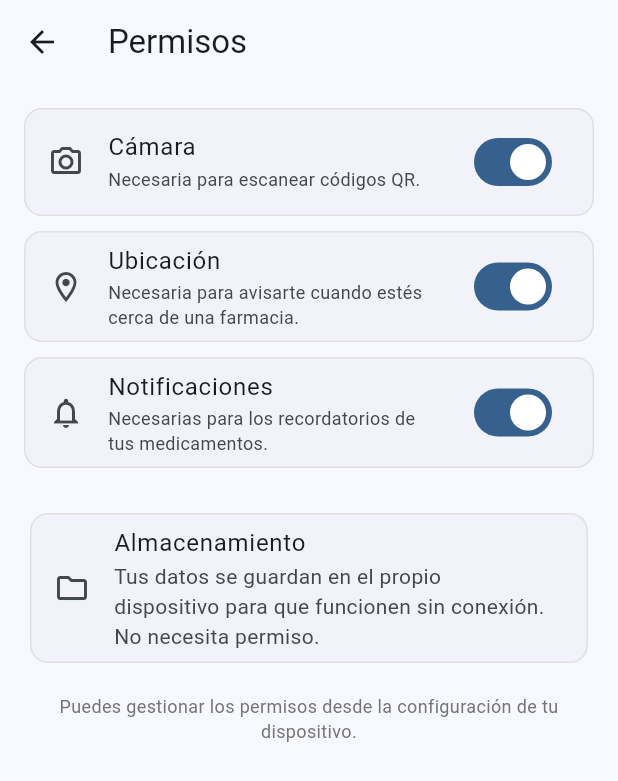
After one commit to JohanELQ/KardexMedicoMovil, a Flutter app: the PermissionsScreen screen opened directly, on a phone screen of 412 x 824 dp. The commit adds this screen. Shown: the top 781 px of the screen. Run offline on Flutter 3.47's test engine with Material 3 defaults, Android fonts, the phone set to English and light mode, and no system bars; our stand-ins replace geolocator, permission_handler, qr_flutter, shared_preferences; missing offline and left inert: mobile_scanner; accounts and stored records are empty.

Commit message:
Pantallas de permisos del dispositivo y modo sin conexión

```diff
--- /dev/null
+++ b/lib/screens/permissions_screen.dart
@@ -0,0 +1,166 @@
+import 'package:flutter/foundation.dart' show kIsWeb;
+import 'package:flutter/material.dart';
+import 'package:permission_handler/permission_handler.dart';
+
+/// Permisos del dispositivo (mockup 17, RF-22): muestra el estado de
+/// cámara, ubicación y notificaciones, y permite activarlos o abrir los
+/// ajustes del celular para cambiarlos.
+class PermissionsScreen extends StatefulWidget {
+  const PermissionsScreen({super.key});
+
+  @override
+  State<PermissionsScreen> createState() => _PermissionsScreenState();
+}
+
+class _PermissionInfo {
+  final Permission permission;
+  final IconData icon;
+  final String title;
+  final String description;
+
+  const _PermissionInfo(
+      this.permission, this.icon, this.title, this.description);
+}
+
+class _PermissionsScreenState extends State<PermissionsScreen>
+    with WidgetsBindingObserver {
+  static final List<_PermissionInfo> _items = [
+    _PermissionInfo(
+      Permission.camera,
+      Icons.photo_camera_outlined,
+      'Cámara',
+      'Necesaria para escanear códigos QR.',
+    ),
+    _PermissionInfo(
+      Permission.locationWhenInUse,
+      Icons.location_on_outlined,
+      'Ubicación',
+      'Necesaria para avisarte cuando estés cerca de una farmacia.',
+    ),
+    _PermissionInfo(
+      Permission.notification,
+      Icons.notifications_outlined,
+      'Notificaciones',
+      'Necesarias para los recordatorios de tus medicamentos.',
+    ),
+  ];
+
+  final Map<Permission, PermissionStatus> _status = {};
+
+  @override
+  void initState() {
+    super.initState();
+    WidgetsBinding.instance.addObserver(this);
+    _refresh();
+  }
+
+  @override
+  void dispose() {
+    WidgetsBinding.instance.removeObserver(this);
+    super.dispose();
+  }
+
+  /// Al volver de los ajustes del celular se vuelve a leer el estado.
+  @override
+  void didChangeAppLifecycleState(AppLifecycleState state) {
+    if (state == AppLifecycleState.resumed) _refresh();
+  }
+
+  Future<void> _refresh() async {
+    if (kIsWeb) return;
+    for (final item in _items) {
+      try {
+        _status[item.permission] = await item.permission.status;
+      } catch (_) {
+        // Permiso no disponible en esta plataforma.
+      }
+    }
+    if (mounted) setState(() {});
+  }
+
+  Future<void> _toggle(_PermissionInfo item, bool value) async {
+    final current = _status[item.permission];
+    // Una app no puede quitarse un permiso a sí misma, ni volver a pedir
+    // uno bloqueado: en esos casos se abren los ajustes del celular.
+    if (!value || (current?.isPermanentlyDenied ?? false)) {
+      await openAppSettings();
+      return;
+    }
+    try {
+      _status[item.permission] = await item.permission.request();
+    } catch (_) {}
+    if (mounted) setState(() {});
+  }
+
+  @override
+  Widget build(BuildContext context) {
+    return Scaffold(
+      appBar: AppBar(title: const Text('Permisos')),
+      body: SafeArea(
+        child: ListView(
+          padding: const EdgeInsets.all(16),
+          children: [
+            if (kIsWeb)
+              Card(
+                elevation: 0,
+                color: Colors.amber[50],
+                child: const Padding(
+                  padding: EdgeInsets.all(14),
+                  child: Text(
+                    'Estás usando Kardex en el navegador. Aquí los permisos '
+                    'se gestionan desde el candado que aparece junto a la '
+                    'dirección de la página. En el celular esta pantalla '
+                    'muestra y cambia cada permiso.',
+                  ),
+                ),
+              )
+            else
+              for (final item in _items) _tile(item),
+            const SizedBox(height: 16),
+            Card(
+              elevation: 0,
+              shape: RoundedRectangleBorder(
+                borderRadius: BorderRadius.circular(12),
+                side: BorderSide(color: Colors.grey[300]!),
+              ),
+              child: const ListTile(
+                leading: Icon(Icons.folder_outlined),
+                title: Text('Almacenamiento'),
+                subtitle: Text(
+                  'Tus datos se guardan en el propio dispositivo para que '
+                  'funcionen sin conexión. No necesita permiso.',
+                ),
+              ),
+            ),
+            const SizedBox(height: 16),
+            Text(
+              'Puedes gestionar los permisos desde la configuración de tu '
+              'dispositivo.',
+              textAlign: TextAlign.center,
+              style: TextStyle(color: Colors.grey[600], fontSize: 12),
+            ),
+          ],
+        ),
+      ),
+    );
+  }
+
+  Widget _tile(_PermissionInfo item) {
+    final granted = _status[item.permission]?.isGranted ?? false;
+    return Card(
+      elevation: 0,
+      margin: const EdgeInsets.only(bottom: 10),
+      shape: RoundedRectangleBorder(
+        borderRadius: BorderRadius.circular(12),
+        side: BorderSide(color: Colors.grey[300]!),
+      ),
+      child: SwitchListTile(
+        secondary: Icon(item.icon),
+        title: Text(item.title),
+        subtitle: Text(item.description, style: const TextStyle(fontSize: 12)),
+        value: granted,
+        onChanged: (v) => _toggle(item, v),
+      ),
+    );
+  }
+}
```
Also changed, not shown: lib/screens/offline_mode_screen.dart (added, +75 -0 lines), lib/screens/profile_tab.dart (+14 -0 lines), 1 other file.
